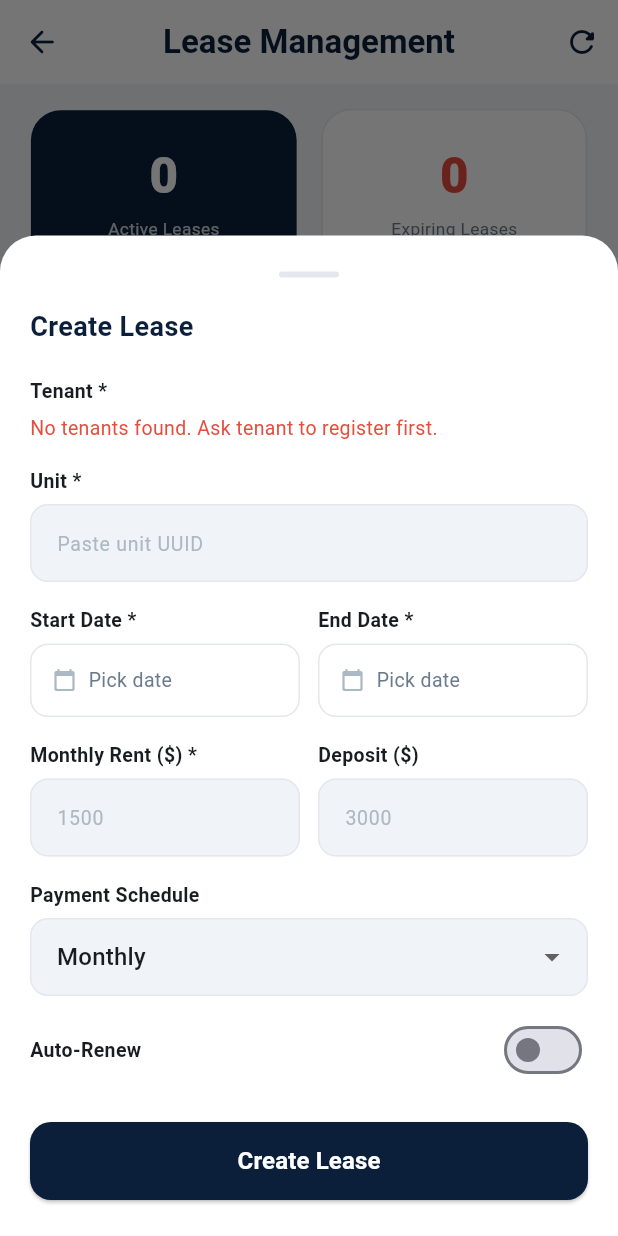
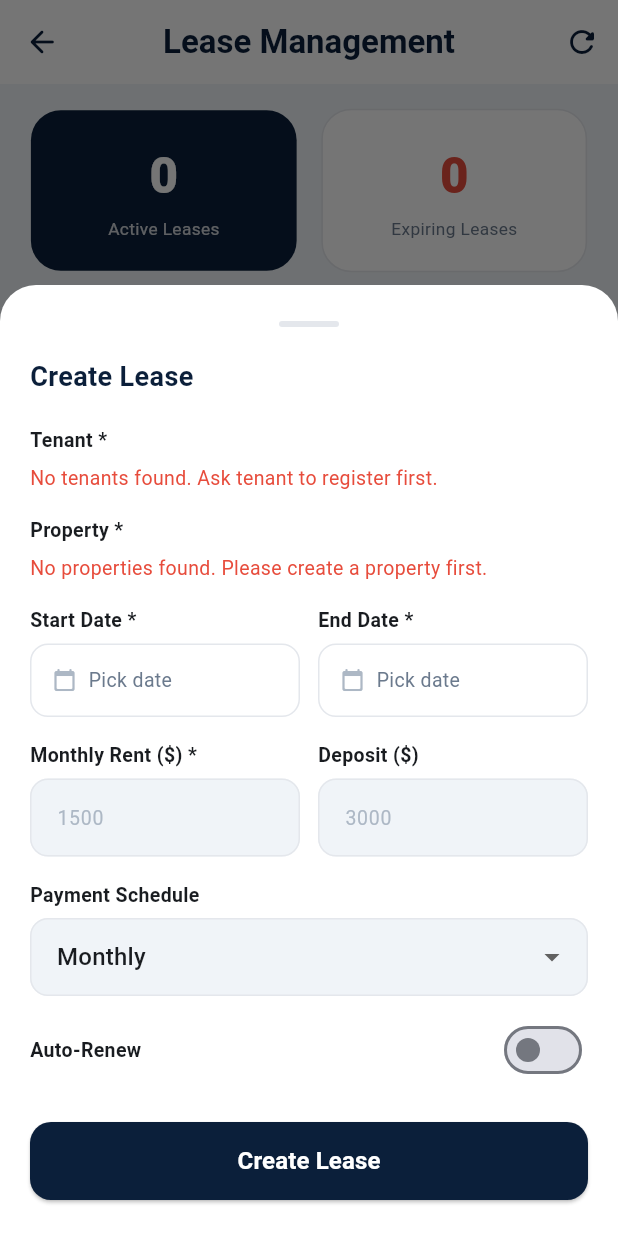
Before and after one commit to aliakbar319678-hash/kimi_property_app, a Flutter app: the LeaseManagementScreen screen opened by its route, after a tap on "Create Lease", on a phone screen of 412 x 824 dp. Run offline on Flutter 3.47's test engine with Material 3 defaults, Android fonts, the phone set to English and light mode, and no system bars; our stand-ins replace dio, file_picker, flutter_riverpod, flutter_secure_storage, freezed_annotation; accounts and stored records are empty; network calls fail; project files that could hold a hidden picture were left out.

Commit message:
Update Create Lease to use cascading Property and Unit dropdowns

```diff
--- a/frontend/lib/screens/landlord/lease_management_screen.dart
+++ b/frontend/lib/screens/landlord/lease_management_screen.dart
@@ -346,7 +346,6 @@ class _LeaseManagementScreenState extends ConsumerState<LeaseManagementScreen> {
   // ─── Create Lease Bottom Sheet ──────────────────────────────────────────────
   void _showCreateLeaseSheet(BuildContext context) {
     final state = ref.read(landlordProvider);
-    final unitIdCtrl = TextEditingController();
     final rentCtrl = TextEditingController();
     final depositCtrl = TextEditingController();
     DateTime? startDate;
@@ -356,8 +355,10 @@ class _LeaseManagementScreenState extends ConsumerState<LeaseManagementScreen> {
     bool isLoading = false;
 
     // Build dropdown lists from state
+    final properties = state.properties;
     final units = state.units;
     final tenants = state.tenants;
+    String? selectedPropertyId;
     String? selectedUnitId;
     String? selectedTenantId;
 
@@ -405,27 +406,63 @@ class _LeaseManagementScreenState extends ConsumerState<LeaseManagementScreen> {
                   const SizedBox(height: 16),
                 ],
 
-                // Unit selection
+                // Property Selection
+                if (properties.isEmpty) ...[
+                  const Text('Property *', style: TextStyle(fontSize: 13, fontWeight: FontWeight.w600)),
+                  const SizedBox(height: 6),
+                  const Text('No properties found. Please create a property first.', style: TextStyle(color: AppColors.error, fontSize: 13)),
+                  const SizedBox(height: 16),
+                ] else ...[
+                  const Text('Property *', style: TextStyle(fontSize: 13, fontWeight: FontWeight.w600)),
+                  const SizedBox(height: 6),
+                  DropdownButtonFormField<String>(
+                    initialValue: selectedPropertyId,
+                    hint: const Text('Select Property'),
+                    decoration: _sheetFieldDeco(),
+                    items: properties.map((p) => DropdownMenuItem(value: p.id, child: Text(p.name))).toList(),
+                    onChanged: (v) {
+                      setSheetState(() {
+                        selectedPropertyId = v;
+                        selectedUnitId = null; // reset unit selection when property changes
+                        rentCtrl.clear();
+                      });
+                    },
+                  ),
+                  const SizedBox(height: 16),
+
+                  // Unit Selection
                   const Text('Unit *', style: TextStyle(fontSize: 13, fontWeight: FontWeight.w600)),
                   const SizedBox(height: 6),
-                if (units.isNotEmpty)
-                  DropdownButtonFormField<String>(
-                    initialValue: selectedUnitId,
+                  Builder(
+                    builder: (context) {
+                      final propertyUnits = selectedPropertyId == null
+                          ? <Unit>[]
+                          : units.where((u) => u.propertyId == selectedPropertyId && u.status == 'vacant').toList();
+
+                      if (selectedPropertyId == null) {
+                        return const Text('Please select a property first.', style: TextStyle(color: AppColors.textSecondary, fontSize: 13));
+                      } else if (propertyUnits.isEmpty) {
+                        return const Text('No vacant units found for this property.', style: TextStyle(color: AppColors.error, fontSize: 13));
+                      }
+
+                      return DropdownButtonFormField<String>(
+                        value: selectedUnitId,
                         hint: const Text('Select Unit'),
                         decoration: _sheetFieldDeco(),
-                    items: units.map((u) => DropdownMenuItem(value: u.id, child: Text('${u.name} — \$${u.rent.toStringAsFixed(0)}/mo'))).toList(),
+                        items: propertyUnits.map((u) => DropdownMenuItem(value: u.id, child: Text('${u.name} — \$${u.rent.toStringAsFixed(0)}/mo'))).toList(),
                         onChanged: (v) {
                           setSheetState(() => selectedUnitId = v);
                           // Auto-fill rent
                           if (v != null) {
-                        final u = units.firstWhere((u) => u.id == v);
+                            final u = propertyUnits.firstWhere((u) => u.id == v);
                             rentCtrl.text = u.rent.toStringAsFixed(0);
                           }
                         },
-                  )
-                else
-                  TextField(controller: unitIdCtrl, decoration: _sheetFieldDeco(hint: 'Paste unit UUID')),
+                      );
+                    }
+                  ),
                   const SizedBox(height: 16),
+                ],
 
                 // Dates
                 Row(
@@ -553,8 +590,9 @@ class _LeaseManagementScreenState extends ConsumerState<LeaseManagementScreen> {
                         ? null
                         : () async {
                             final tId = selectedTenantId ?? '';
-                            final uId = selectedUnitId ?? unitIdCtrl.text.trim();
-                            if (tId.isEmpty || uId.isEmpty || startDate == null || endDate == null || rentCtrl.text.trim().isEmpty) {
+                            final uId = selectedUnitId ?? '';
+                            final pId = selectedPropertyId ?? '';
+                            if (tId.isEmpty || uId.isEmpty || pId.isEmpty || startDate == null || endDate == null || rentCtrl.text.trim().isEmpty) {
                               ScaffoldMessenger.of(context).showSnackBar(const SnackBar(content: Text('Please fill all required fields'), backgroundColor: AppColors.error));
                               return;
                             }
@@ -562,11 +600,6 @@ class _LeaseManagementScreenState extends ConsumerState<LeaseManagementScreen> {
                             try {
                               final sd = '${startDate!.year}-${startDate!.month.toString().padLeft(2, '0')}-${startDate!.day.toString().padLeft(2, '0')}';
                               final ed = '${endDate!.year}-${endDate!.month.toString().padLeft(2, '0')}-${endDate!.day.toString().padLeft(2, '0')}';
-
-                              String pId = '';
-                              if (selectedUnitId != null) {
-                                pId = units.firstWhere((u) => u.id == selectedUnitId).propertyId;
-                              }
 
                               await ref.read(landlordProvider.notifier).createLease(
                                     tenantId: tId,
```
Lines whose indentation alone changed are shown as unchanged.
